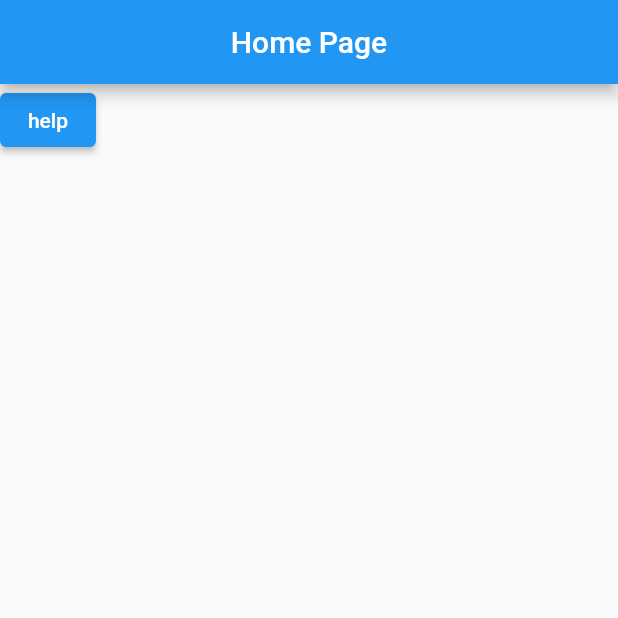
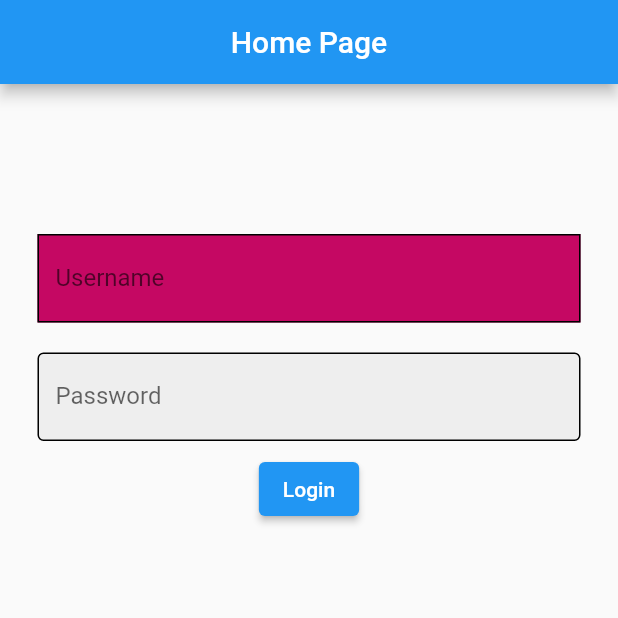
Before and after one commit to CoreyVM/FlutterSessionsSourceCode, a Flutter app: the screen it shows after launch, on a phone screen of 412 x 824 dp, the top half of it. Run offline on Flutter 3.47's test engine with Material 2 defaults, Android fonts, the phone set to English and light mode, and no system bars.

Commit message:
Added Basic Login Page With Basic Design

```diff
--- /dev/null
+++ b/lib/home.dart
@@ -0,0 +1,14 @@
+import "package:flutter/material.dart";
+
+
+class MyWidget extends StatelessWidget {
+  const MyWidget({super.key});
+
+  @override
+  Widget build(BuildContext context) {
+    return MaterialApp(
+      home: Scaffold(
+      appBar: AppBar(title: Text("qawe")),
+    ));
+  }
+}
--- a/lib/main.dart
+++ b/lib/main.dart
@@ -1,22 +1,95 @@
 import "package:flutter/material.dart";
-import 'package:audioplayers/audioplayers.dart';
-
+import "home.dart";
 
 void main() {
-  runApp(const MyApp()); //MyApp
+  runApp(MaterialApp(home: MyApp())); //MyApp
 }
 
-class MyApp extends StatelessWidget {
-  const MyApp({super.key});
+class MyApp extends StatefulWidget {
+  @override
+  State<MyApp> createState() => _MyAppState();
+}
+
+class _MyAppState extends State<MyApp> {
+  TextEditingController userControl = TextEditingController();
+  TextEditingController passControl = TextEditingController();
+  String statusMessage = "";
 
   @override
   Widget build(BuildContext context) {
-    return MaterialApp(home:Scaffold(
-      appBar: AppBar(title: Text("Home Page"), centerTitle: true,),
-      body: ElevatedButton(onPressed: (){
-        AudioPlayer audio = AudioPlayer();
-        audio.play(UrlSource("lib/assets/audio/cat.mp3"));
-      },child: Text("help"),),
-    ));
+    return MaterialApp(
+        home: Scaffold(
+            appBar: AppBar(
+              title: Text("Home Page"),
+              centerTitle: true,
+            ),
+            body: Column(children: [
+              Padding(padding: EdgeInsets.only(top: 100)),
+
+              //Username Field
+              Padding(
+                padding: const EdgeInsets.symmetric(horizontal: 25),
+                child: TextFormField(
+                    controller: userControl,
+                    decoration: InputDecoration(
+                        enabledBorder: OutlineInputBorder(
+                            borderRadius: BorderRadius.circular(0),
+                            borderSide: BorderSide(color: Colors.black)),
+                        focusedBorder: OutlineInputBorder(
+                            borderRadius: BorderRadius.circular(20),
+                            borderSide: BorderSide(color: Colors.transparent)),
+
+                        focusColor: Colors.red,
+                        filled: true,
+                           fillColor: Color.fromARGB(255, 197, 8, 99),
+                        labelText: "Username")),
+              ),
+
+              Padding(
+                  padding: EdgeInsets.only(
+                      top: 20)), //Padding For Space Between User & Pass Fields
+
+              //Password Field
+              Padding(
+                padding: const EdgeInsets.symmetric(horizontal: 25),
+                child: TextFormField(
+                    controller: passControl,
+                    obscureText: true,
+                    decoration: InputDecoration(
+                        enabledBorder: OutlineInputBorder(
+                            borderSide: BorderSide(color: Colors.black)),
+                        focusedBorder: OutlineInputBorder(
+                            borderSide: BorderSide(color: Colors.red)),
+                        fillColor: Colors.grey[200],
+                        filled: true,
+                        labelText: "Password")),
+              ),
+
+              Padding(
+                padding: const EdgeInsets.only(top: 8.0),
+                child: ElevatedButton(
+                    onPressed: () {
+                      if (Login()) {
+                        Navigator.pushReplacement(
+                            context,
+                            MaterialPageRoute(
+                                builder: (context) => MyWidget()));
+                      }
+                    },
+                    child: Text("Login")),
+              ),
+              Text(statusMessage),
+            ])));
+  }
+
+  bool Login() {
+    if (userControl.text == "Admin01" && passControl.text == "Pass123") {
+      return true;
+    } else {
+      setState(() {
+        statusMessage = "Wrong credentials";
+      });
+      return false;
+    }
   }
 }
```
Also changed, not shown: samples/cs310-basic-demo/lib/app.dart (deleted, +0 -36 lines), samples/cs310-basic-demo/lib/main.dart (deleted, +0 -32 lines), samples/cs310-basic-demo/lib/state.dart (deleted, +0 -24 lines), samples/cs310-basic-demo/pubspec.yaml (deleted, +0 -92 lines), samples/flutter-starter/lib/main.dart (deleted, +0 -115 lines), samples/flutter-starter/pubspec.yaml (deleted, +0 -90 lines), samples/cs310-basic-demo/pubspec.lock (deleted), samples/flutter-starter/pubspec.lock (deleted), 2 other files.
